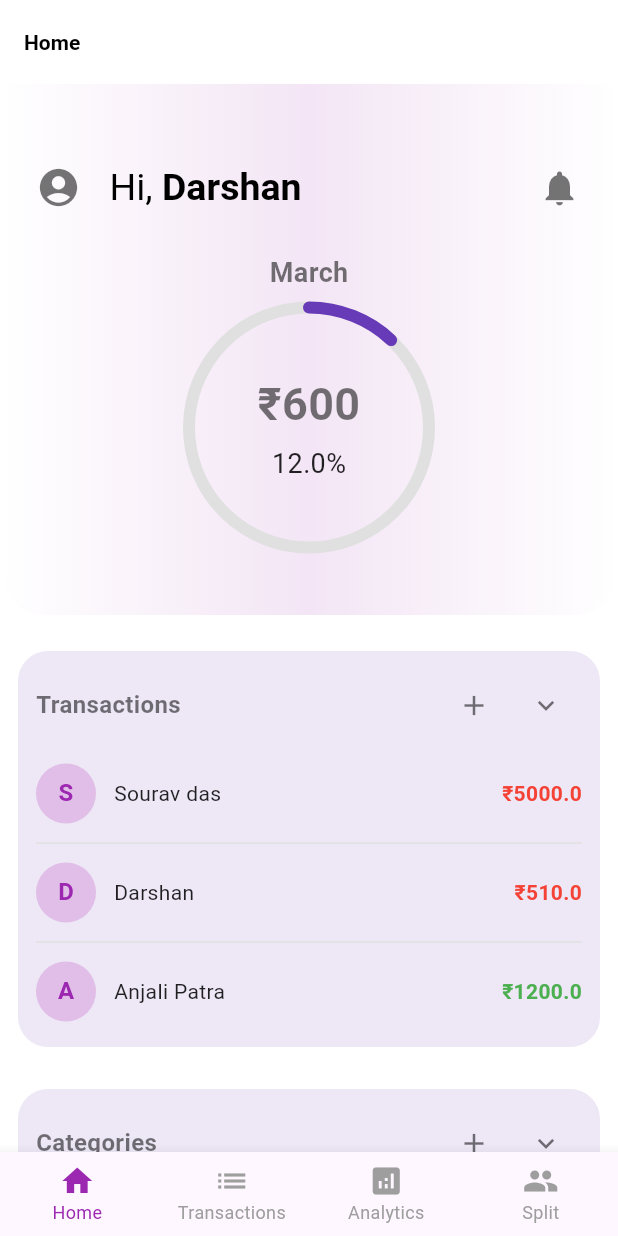
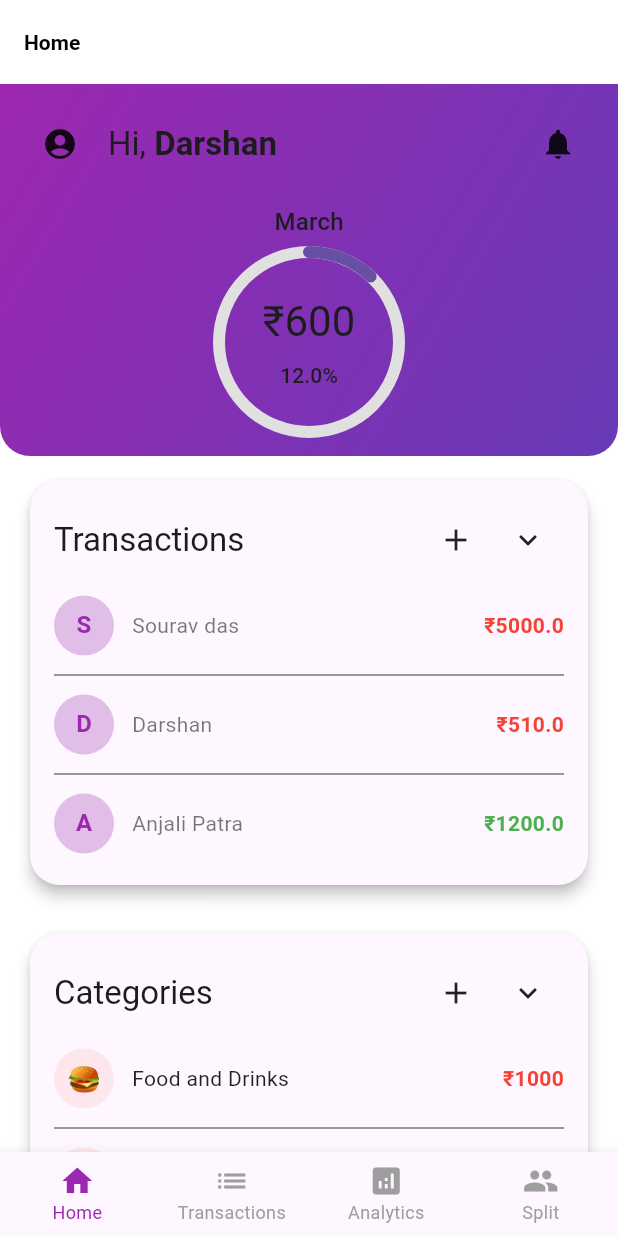
Before and after one commit to Runtime-Error-IITK/brokeo, a Flutter app: the screen it shows after launch, on a phone screen of 412 x 824 dp. Run offline on Flutter 3.47's test engine with Material 3 defaults, Android fonts, the phone set to English and light mode, and no system bars; our stand-ins replace google_fonts, intl_phone_field; missing offline and left inert: currency_picker.

Commit message:
Tried to fix darkmode, Changed for the first card, other hardcoded colours are left to fix

```diff
--- /dev/null
+++ b/devtools_options.yaml
@@ -0,0 +1,3 @@
+description: This file stores settings for Dart & Flutter DevTools.
+documentation: https://docs.flutter.dev/tools/devtools/extensions#configure-extension-enablement-states
+extensions:
--- a/lib/frontend/home_pages/home_page.dart
+++ b/lib/frontend/home_pages/home_page.dart
@@ -69,15 +69,19 @@ class _HomePageState extends State<HomePage> {
   Widget _buildProfileAndBudgetSection(
       String month, double spent, double percentage) {
     return Container(
-      padding: EdgeInsets.symmetric(vertical: 45, horizontal: 15),
+      padding: EdgeInsets.symmetric(
+        vertical: 16.0, // Replace with a fixed padding value
+        horizontal: 16.0,
+      ),
       decoration: BoxDecoration(
         gradient: LinearGradient(
-          colors: [Colors.white, Color(0xFFF3E5F5), Colors.white],
-          stops: [0.0, 0.5, 1.0],
-          begin: Alignment.centerLeft,
-          end: Alignment.centerRight,
+          colors: [Colors.purple, Colors.deepPurple],
+          begin: Alignment.topLeft,
+          end: Alignment.bottomRight,
         ),
-        borderRadius: BorderRadius.vertical(bottom: Radius.circular(30)),
+        borderRadius: BorderRadius.vertical(
+          bottom: Radius.circular(20.0), // Replace with a fixed radius value
+        ),
       ),
       child: Column(
         crossAxisAlignment: CrossAxisAlignment.start,
@@ -86,8 +90,11 @@ class _HomePageState extends State<HomePage> {
           Row(
             children: [
               IconButton(
-                icon:
-                    Icon(Icons.account_circle, size: 30, color: Colors.black54),
+                icon: Icon(
+                  Icons.account_circle,
+                  size: Theme.of(context).iconTheme.size,
+                  color: Theme.of(context).iconTheme.color,
+                ),
                 onPressed: () {
                   Navigator.push(
                     context,
@@ -95,66 +102,67 @@ class _HomePageState extends State<HomePage> {
                   );
                 },
               ),
-              SizedBox(width: 10),
+              SizedBox(width: 8.0), // Replace with a fixed width value
               RichText(
                 text: TextSpan(
-                  style: TextStyle(fontSize: 25, color: Colors.black),
+                  style: Theme.of(context).textTheme.titleLarge,
                   children: [
                     TextSpan(text: "Hi, "),
                     TextSpan(
                       text: widget.name,
-                      style: TextStyle(fontWeight: FontWeight.bold),
+                      style: Theme.of(context).textTheme.titleLarge?.copyWith(
+                            fontWeight: FontWeight.bold,
+                          ),
                     ),
                   ],
                 ),
               ),
               Spacer(),
               IconButton(
-                icon:
-                    Icon(Icons.notifications, size: 28, color: Colors.black54),
+                icon: Icon(
+                  Icons.notifications,
+                  size: Theme.of(context).iconTheme.size,
+                  color: Theme.of(context).iconTheme.color,
+                ),
                 onPressed: () {},
               ),
             ],
           ),
-          SizedBox(height: 20),
+          SizedBox(height: Theme.of(context).spacingScheme.medium),
           Center(
             child: Column(
               children: [
                 Text(
                   month,
-                  style: TextStyle(
-                      fontSize: 18,
-                      fontWeight: FontWeight.bold,
-                      color: Colors.black54),
+                  style: Theme.of(context).textTheme.titleMedium,
                 ),
-                SizedBox(height: 10),
+                SizedBox(height: Theme.of(context).spacingScheme.small),
                 CustomPaint(
-                  size: Size(160, 160),
+                  size: Size(
+                    Theme.of(context).sizeScheme.arcSize,
+                    Theme.of(context).sizeScheme.arcSize,
+                  ),
                   painter: ArcPainter(
                     progress: percentage / 100,
-                    strokeWidth: 8,
-                    color: Colors.deepPurple,
-                    gapSize: 20,
+                    strokeWidth: Theme.of(context).strokeWidthScheme.arcStrokeWidth,
+                    color: Theme.of(context).colorScheme.primary,
+                    gapSize: Theme.of(context).gapSizeScheme.arcGapSize,
                   ),
                   child: Container(
-                    width: 160,
-                    height: 160,
+                    width: Theme.of(context).sizeScheme.arcSize,
+                    height: Theme.of(context).sizeScheme.arcSize,
                     alignment: Alignment.center,
                     child: Column(
                       mainAxisAlignment: MainAxisAlignment.center,
                       children: [
                         Text(
                           "₹${spent.toStringAsFixed(0)}",
-                          style: TextStyle(
-                              fontSize: 30, fontWeight: FontWeight.bold),
+                          style: Theme.of(context).textTheme.headlineMedium,
                         ),
-                        SizedBox(height: 5),
+                        SizedBox(height: Theme.of(context).spacingScheme.small),
                         Text(
                           "${percentage.toStringAsFixed(1)}%",
-                          style: TextStyle(
-                              fontSize: 18,
-                              fontWeight: FontWeight.normal,
-                              color: Colors.black87),
+                          style: Theme.of(context).textTheme.titleSmall,
                         ),
                       ],
                     ),
@@ -175,25 +183,37 @@ class _HomePageState extends State<HomePage> {
         showAllTransactions ? transactions : transactions.take(3).toList();
 
     return Padding(
-      padding: const EdgeInsets.symmetric(horizontal: 8, vertical: 20),
+      padding: EdgeInsets.symmetric(
+        horizontal: Theme.of(context).paddingScheme.horizontal,
+        vertical: Theme.of(context).paddingScheme.vertical,
+      ),
       child: Card(
-        shape: RoundedRectangleBorder(borderRadius: BorderRadius.circular(20)),
-        color: Color(0xFFEDE7F6),
-        elevation: 0,
+        shape: RoundedRectangleBorder(
+          borderRadius: BorderRadius.circular(
+            Theme.of(context).radiusScheme.medium,
+          ),
+        ),
+        color: Theme.of(context).cardColor,
+        elevation: Theme.of(context).elevationScheme.cardElevation,
         child: Padding(
-          padding: const EdgeInsets.all(12),
+          padding: EdgeInsets.all(Theme.of(context).paddingScheme.cardPadding),
           child: Column(
             crossAxisAlignment: CrossAxisAlignment.start,
             children: [
               /// Header with "Transactions" Title & Icons
               Row(
                 children: [
-                  Text("Transactions",
-                      style:
-                          TextStyle(fontSize: 16, fontWeight: FontWeight.bold)),
+                  Text(
+                    "Transactions",
+                    style: Theme.of(context).textTheme.titleLarge,
+                  ),
                   Spacer(),
                   IconButton(
-                    icon: Icon(Icons.add, size: 22, color: Colors.black54),
+                    icon: Icon(
+                      Icons.add,
+                      size: Theme.of(context).iconTheme.size,
+                      color: Theme.of(context).iconTheme.color,
+                    ),
                     onPressed: () {
                       // TODO: Handle add transaction
                     },
@@ -203,8 +223,8 @@ class _HomePageState extends State<HomePage> {
                       showAllTransactions
                           ? Icons.expand_less
                           : Icons.expand_more,
-                      size: 22,
-                      color: Colors.black54,
+                      size: Theme.of(context).iconTheme.size,
+                      color: Theme.of(context).iconTheme.color,
                     ),
                     onPressed: () {
                       setState(() {
@@ -214,17 +234,14 @@ class _HomePageState extends State<HomePage> {
                   ),
                 ],
               ),
-              SizedBox(height: 10),
+              SizedBox(height: Theme.of(context).spacingScheme.small),
 
               /// Transaction List or Empty Message
               transactions.isEmpty
                   ? Center(
                       child: Text(
                         "No Transactions Yet",
-                        style: TextStyle(
-                            fontSize: 16,
-                            fontWeight: FontWeight.bold,
-                            color: Colors.black54),
+                        style: Theme.of(context).textTheme.titleMedium,
                       ),
                     )
                   : Column(
@@ -233,7 +250,7 @@ class _HomePageState extends State<HomePage> {
                           children: [
                             _transactionTile(entry.value, entry.key),
                             if (entry.key < transactionsToShow.length - 1)
-                              Divider(color: Colors.grey[300]),
+                              Divider(color: Theme.of(context).dividerColor),
                           ],
                         );
                       }).toList(),
@@ -272,7 +289,7 @@ class _HomePageState extends State<HomePage> {
                 Expanded(
                   child: Text(
                     transaction.name,
-                    style: TextStyle(fontSize: 14, color: Colors.black87),
+                    style: TextStyle(fontSize: 14,),
                   ),
                 ),
                 Text(
@@ -308,13 +325,20 @@ class _HomePageState extends State<HomePage> {
         showAllCategories ? categories : categories.take(3).toList();
 
     return Padding(
-      padding: const EdgeInsets.symmetric(horizontal: 8, vertical: 0),
+      padding: EdgeInsets.symmetric(
+        horizontal: Theme.of(context).paddingScheme.horizontal,
+        vertical: Theme.of(context).paddingScheme.vertical,
+      ),
       child: Card(
-        shape: RoundedRectangleBorder(borderRadius: BorderRadius.circular(20)),
-        color: Color(0xFFEDE7F6),
-        elevation: 0,
+        shape: RoundedRectangleBorder(
+          borderRadius: BorderRadius.circular(
+            Theme.of(context).radiusScheme.medium,
+          ),
+        ),
+        color: Theme.of(context).cardColor,
+        elevation: Theme.of(context).elevationScheme.cardElevation,
         child: Padding(
-          padding: const EdgeInsets.all(12),
+          padding: EdgeInsets.all(Theme.of(context).paddingScheme.cardPadding),
           child: Column(
             crossAxisAlignment: CrossAxisAlignment.start,
             children: [
@@ -323,11 +347,15 @@ class _HomePageState extends State<HomePage> {
                 children: [
                   Text(
                     "Categories",
-                    style: TextStyle(fontSize: 16, fontWeight: FontWeight.bold),
+                    style: Theme.of(context).textTheme.titleLarge,
                   ),
                   Spacer(),
                   IconButton(
-                    icon: Icon(Icons.add, size: 22, color: Colors.black54),
+                    icon: Icon(
+                      Icons.add,
+                      size: Theme.of(context).iconTheme.size,
+                      color: Theme.of(context).iconTheme.color,
+                    ),
                     onPressed: () {
                       // TODO: Handle "Add Category"
                     },
@@ -335,8 +363,8 @@ class _HomePageState extends State<HomePage> {
                   IconButton(
                     icon: Icon(
                       showAllCategories ? Icons.expand_less : Icons.expand_more,
-                      size: 22,
-                      color: Colors.black54,
+                      size: Theme.of(context).iconTheme.size,
+                      color: Theme.of(context).iconTheme.color,
                     ),
                     onPressed: () {
                       setState(() {
@@ -346,18 +374,14 @@ class _HomePageState extends State<HomePage> {
                   ),
                 ],
               ),
-              SizedBox(height: 10),
+              SizedBox(height: Theme.of(context).spacingScheme.small),
 
               // If empty
               categories.isEmpty
                   ? Center(
                       child: Text(
                         "No Categories Yet",
-                        style: TextStyle(
-                          fontSize: 16,
-                          fontWeight: FontWeight.bold,
-                          color: Colors.black54,
-                        ),
+                        style: Theme.of(context).textTheme.titleMedium,
                       ),
                     )
                   : Column(
@@ -366,7 +390,7 @@ class _HomePageState extends State<HomePage> {
                           children: [
                             _buildCategoryTile(entry.value),
                             if (entry.key < categoriesToShow.length - 1)
-                              Divider(color: Colors.grey[300]),
+                              Divider(color: Theme.of(context).dividerColor),
                           ],
                         );
                       }).toList(),
@@ -443,7 +467,7 @@ class _HomePageState extends State<HomePage> {
                   ),
                   Spacer(),
                   IconButton(
-                    icon: Icon(Icons.add, size: 22, color: Colors.black54),
+                    icon: Icon(Icons.add, size: 22,),
                     onPressed: () {
                       // TODO: Handle "Add Scheduled Payment"
                     },
@@ -454,7 +478,7 @@ class _HomePageState extends State<HomePage> {
                           ? Icons.expand_less
                           : Icons.expand_more,
                       size: 22,
-                      color: Colors.black54,
+                      // color: Colors.black54,
                     ),
                     onPressed: () {
                       setState(() {
@@ -474,7 +498,7 @@ class _HomePageState extends State<HomePage> {
                         style: TextStyle(
                           fontSize: 16,
                           fontWeight: FontWeight.bold,
-                          color: Colors.black54,
+                          // color: Colors.black54,
                         ),
                       ),
                     )
@@ -520,7 +544,7 @@ class _HomePageState extends State<HomePage> {
             Expanded(
               child: Text(
                 payment.name,
-                style: TextStyle(fontSize: 14, color: Colors.black87),
+                style: TextStyle(fontSize: 14),
               ),
             ),
             Text(
@@ -566,7 +590,7 @@ class _HomePageState extends State<HomePage> {
                   ),
                   Spacer(),
                   IconButton(
-                    icon: Icon(Icons.add, size: 22, color: Colors.black54),
+                    icon: Icon(Icons.add, size: 22),
                     onPressed: () {
                       // TODO: Handle "Add Split" action
                     },
@@ -575,7 +599,7 @@ class _HomePageState extends State<HomePage> {
                     icon: Icon(
                       showAllSplits ? Icons.expand_less : Icons.expand_more,
                       size: 22,
-                      color: Colors.black54,
+                      // color: Colors.black54,
                     ),
                     onPressed: () {
                       setState(() {
@@ -603,7 +627,7 @@ class _HomePageState extends State<HomePage> {
                     style: TextStyle(
                       fontSize: 16,
                       fontWeight: FontWeight.bold,
-                      color: Colors.black54,
+                      // color: Colors.black54,
                     ),
                   ),
                 )
@@ -646,7 +670,7 @@ class _HomePageState extends State<HomePage> {
           Expanded(
             child: Text(
               label,
-              style: TextStyle(fontSize: 16, color: Colors.black87),
+              style: TextStyle(fontSize: 16,),
             ),
           ),
           Text(
@@ -686,7 +710,7 @@ class _HomePageState extends State<HomePage> {
             Expanded(
               child: Text(
                 split.name,
-                style: TextStyle(fontSize: 14, color: Colors.black87),
+                style: TextStyle(fontSize: 14,),
               ),
             ),
             Text(
@@ -731,7 +755,7 @@ class _HomePageState extends State<HomePage> {
                   ),
                   Spacer(),
                   IconButton(
-                    icon: Icon(Icons.add, size: 22, color: Colors.black54),
+                    icon: Icon(Icons.add, size: 22,),
                     onPressed: () {
                       // TODO: Handle "Add Budget Category" action
                     },
@@ -742,7 +766,7 @@ class _HomePageState extends State<HomePage> {
                           ? Icons.expand_less
                           : Icons.expand_more,
                       size: 22,
-                      color: Colors.black54,
+                      // color: Colors.black54,
                     ),
                     onPressed: () {
                       setState(() {
@@ -768,7 +792,7 @@ class _HomePageState extends State<HomePage> {
                     style: TextStyle(
                       fontSize: 16,
                       fontWeight: FontWeight.bold,
-                      color: Colors.black54,
+                      // color: Colors.black54,
                     ),
                   ),
                 )
@@ -814,7 +838,7 @@ class _HomePageState extends State<HomePage> {
           Expanded(
             child: Text(
               label,
-              style: TextStyle(fontSize: 16, color: Colors.black87),
+              style: TextStyle(fontSize: 16),
             ),
           ),
 
@@ -824,7 +848,7 @@ class _HomePageState extends State<HomePage> {
             style: TextStyle(
               fontSize: 14,
               fontWeight: FontWeight.bold,
-              color: Colors.black,
+              // color: Colors.black,
             ),
           ),
         ],
@@ -855,7 +879,7 @@ class _HomePageState extends State<HomePage> {
             Expanded(
               child: Text(
                 category.name,
-                style: TextStyle(fontSize: 14, color: Colors.black87),
+                style: TextStyle(fontSize: 14,),
               ),
             ),
 
@@ -865,7 +889,7 @@ class _HomePageState extends State<HomePage> {
               style: TextStyle(
                   fontSize: 14,
                   fontWeight: FontWeight.bold,
-                  color: Colors.black),
+),
             ),
           ],
         ),
@@ -914,6 +938,54 @@ class _HomePageState extends State<HomePage> {
       ],
     );
   }
+}
+
+extension on ThemeData {
+  get spacingScheme => _SpacingScheme();
+
+  get paddingScheme => _PaddingScheme();
+
+  get radiusScheme => _RadiusScheme();
+
+  get sizeScheme => _SizeScheme();
+
+  get elevationScheme => _ElevationScheme();
+
+  get strokeWidthScheme => _StrokeWidthScheme();
+
+  get gapSizeScheme => _GapSizeScheme();
+}
+
+class _SpacingScheme {
+  double get small => 8.0;
+  double get medium => 16.0;
+  double get large => 24.0;
+}
+
+class _PaddingScheme {
+  double get horizontal => 16.0;
+  double get vertical => 12.0;
+  double get cardPadding => 16.0;
+}
+
+class _RadiusScheme {
+  double get medium => 20.0;
+}
+
+class _SizeScheme {
+  double get arcSize => 120.0;
+}
+
+class _ElevationScheme {
+  double get cardElevation => 4.0;
+}
+
+class _StrokeWidthScheme {
+  double get arcStrokeWidth => 8.0;
+}
+
+class _GapSizeScheme {
+  double get arcGapSize => 15.0;
 }
 
 /// Custom ArcPainter to draw the circular progress indicator.
--- a/lib/frontend/profile_pages/profile_page.dart
+++ b/lib/frontend/profile_pages/profile_page.dart
@@ -207,7 +207,7 @@ class ProfilePage extends StatelessWidget {
                                     Expanded(
                                       child: Text(
                                         "support@brokeo.com",
-                                        style: TextStyle(color: Colors.black54),
+                                        style: TextStyle(),
                                         overflow: TextOverflow.ellipsis,
                                       ),
                                     ),
@@ -223,7 +223,7 @@ class ProfilePage extends StatelessWidget {
                                     Expanded(
                                       child: Text(
                                         "+91 9876543210",
-                                        style: TextStyle(color: Colors.black54),
+                                        style: TextStyle(),
                                         overflow: TextOverflow.ellipsis,
                                       ),
                                     ),
```
Also changed, not shown: lib/frontend/profile_pages/FAQs_page.dart (+21 -7 lines), lib/frontend/profile_pages/budget_page.dart (+9 -7 lines), lib/frontend/profile_pages/edit_profile_page.dart (+20 -21 lines), lib/frontend/profile_pages/privacy_policy_page.dart (+6 -3 lines), lib/frontend/transactions_pages/category_page.dart (+6 -13 lines).
